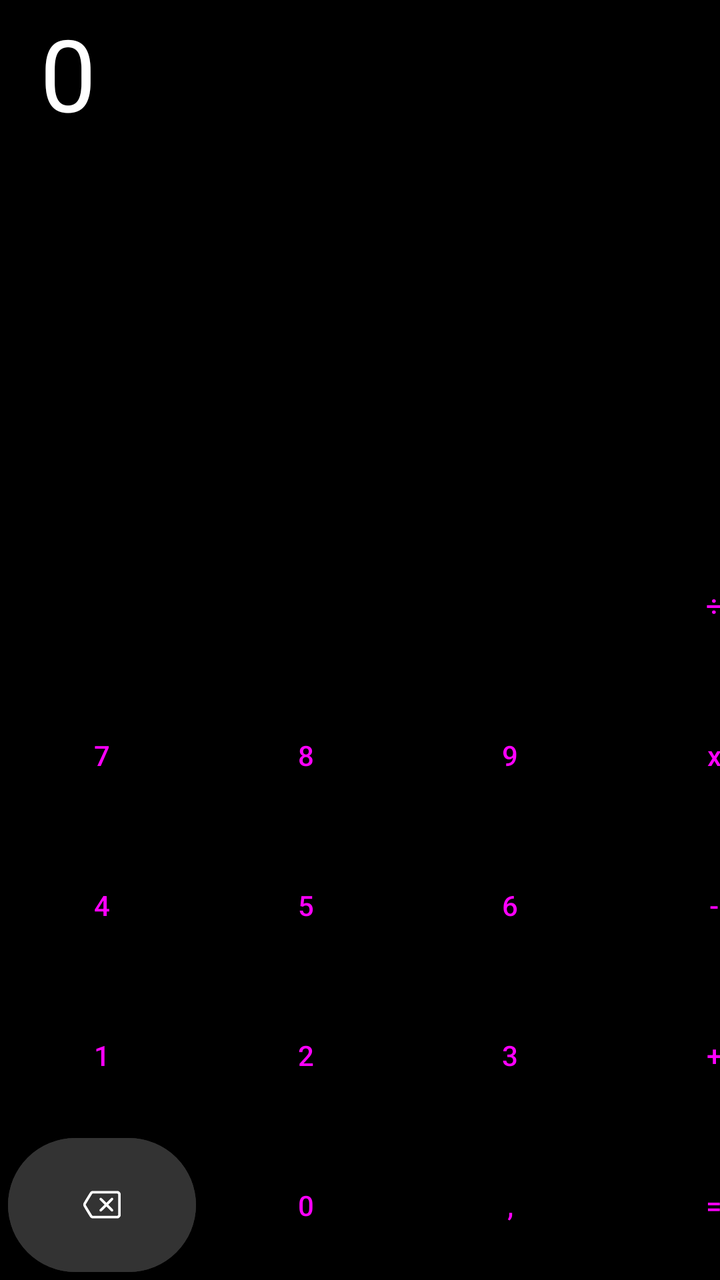
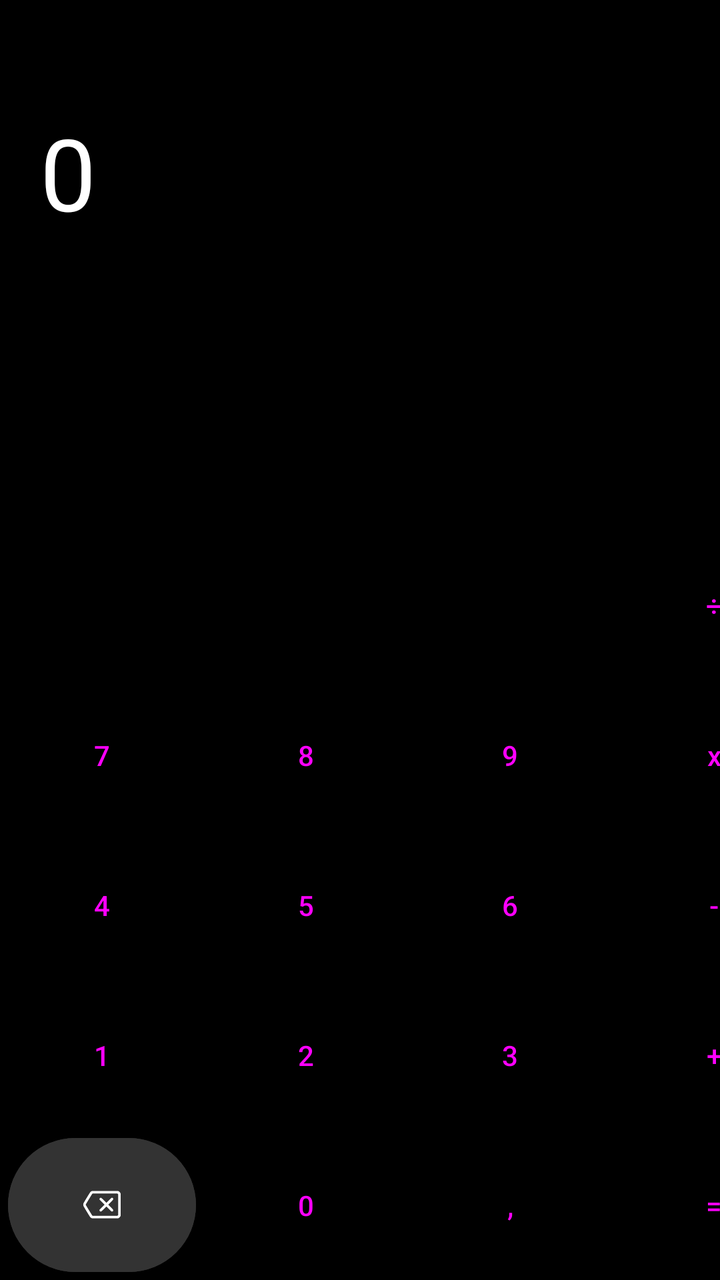

The first picture is an Android layout as it rendered before a commit; the second is the same layout after the commit. The layout source and the unified diff follow.
<!-- AndroidManifest.xml: application theme Theme.Calculadora -->
<!-- res/layout/activity_main.xml -->
<?xml version="1.0" encoding="utf-8"?>
<androidx.constraintlayout.widget.ConstraintLayout xmlns:android="http://schemas.android.com/apk/res/android"
    xmlns:app="http://schemas.android.com/apk/res-auto"
    xmlns:tools="http://schemas.android.com/tools"
    android:id="@+id/main"
    android:layout_width="match_parent"
    android:layout_height="match_parent"
    android:background="#000000"
    tools:context=".MainActivity">

    <TableLayout
        android:id="@+id/myTableLayout"
        android:layout_width="match_parent"
        android:layout_height="wrap_content"
        app:layout_constraintBottom_toBottomOf="parent"
        app:layout_constraintStart_toStartOf="parent"
        app:layout_constraintEnd_toEndOf="parent">
        <TableRow
            android:layout_width="match_parent"
            android:layout_height="match_parent">
            <Button
                android:id="@+id/buttonLimpiar"
                android:layout_width="102dp"
                android:layout_height="75dp"
                style="@style/Widget.Material3.Button.IconButton.Filled"
                android:backgroundTint="#A6A6A6"  android:textColor="#000000"
                android:text="AC" />
            <Button
                android:id="@+id/buttonNegativo"
                android:layout_width="102dp"
                android:layout_height="75dp"
                style="@style/Widget.Material3.Button.IconButton.Filled"
                android:backgroundTint="#A6A6A6"  android:textColor="#000000"
                android:text="+/-" />
            <Button
                android:id="@+id/buttonPorcentaje"
                android:layout_width="102dp"
                android:layout_height="75dp"
                style="@style/Widget.Material3.Button.IconButton.Filled"
                android:backgroundTint="#A6A6A6"  android:textColor="#000000"
                android:text="%" />
            <Button
                android:id="@+id/buttonDividir"
                android:layout_width="102dp"
                android:layout_height="75dp"
                style="@style/Widget.Material3.Button.IconButton.Filled"
                android:backgroundTint="#FF9500"  android:text="÷" />
        </TableRow>

        <TableRow
            android:layout_width="match_parent"
            android:layout_height="match_parent">
            <Button
                android:id="@+id/button7"
                android:layout_width="102dp"
                android:layout_height="75dp"
                android:backgroundTint="#333333"  style="@style/Widget.Material3.Button.IconButton.Filled"
                android:text="7" />
            <Button
                android:id="@+id/button8"
                android:layout_width="102dp"
                android:layout_height="75dp"
                style="@style/Widget.Material3.Button.IconButton.Filled"
                android:backgroundTint="#333333"  android:text="8" />

            <Button
                android:id="@+id/button9"
                android:layout_width="102dp"
                android:layout_height="75dp"
                style="@style/Widget.Material3.Button.IconButton.Filled"
                android:backgroundTint="#333333"  android:text="9" />

            <Button
                android:id="@+id/buttonMultiplicar"
                android:layout_width="102dp"
                android:layout_height="75dp"
                style="@style/Widget.Material3.Button.IconButton.Filled"
                android:backgroundTint="#FF9500"  android:text="x" />
        </TableRow>

        <TableRow
            android:layout_width="match_parent"
            android:layout_height="match_parent">
            <Button
                android:id="@+id/button4"
                android:layout_width="102dp"
                android:layout_height="75dp"
                style="@style/Widget.Material3.Button.IconButton.Filled"
                android:backgroundTint="#333333"  android:text="4" />
            <Button
                android:id="@+id/button5"
                android:layout_width="102dp"
                android:layout_height="75dp"
                style="@style/Widget.Material3.Button.IconButton.Filled"
                android:backgroundTint="#333333"  android:text="5" />

            <Button
                android:id="@+id/button6"
                android:layout_width="102dp"
                android:layout_height="75dp"
                style="@style/Widget.Material3.Button.IconButton.Filled"
                android:backgroundTint="#333333"  android:text="6" />

            <Button
                android:id="@+id/buttonResta"
                android:layout_width="102dp"
                android:layout_height="75dp"
                style="@style/Widget.Material3.Button.IconButton.Filled"
                android:backgroundTint="#FF9500"  android:text="-" />
        </TableRow>

        <TableRow
            android:layout_width="match_parent"
            android:layout_height="match_parent">
            <Button
                android:id="@+id/button1"
                android:layout_width="102dp"
                android:layout_height="75dp"
                style="@style/Widget.Material3.Button.IconButton.Filled"
                android:backgroundTint="#333333"  android:text="1" />
            <Button
                android:id="@+id/button2"
                android:layout_width="102dp"
                android:layout_height="75dp"
                style="@style/Widget.Material3.Button.IconButton.Filled"
                android:backgroundTint="#333333"  android:text="2" />

            <Button
                android:id="@+id/button3"
                android:layout_width="102dp"
                android:layout_height="75dp"
                style="@style/Widget.Material3.Button.IconButton.Filled"
                android:backgroundTint="#333333"  android:text="3" />

            <Button
                android:id="@+id/buttonSuma"
                android:layout_width="102dp"
                android:layout_height="75dp"
                style="@style/Widget.Material3.Button.IconButton.Filled"
                android:backgroundTint="#FF9500"  android:text="+" />
        </TableRow>

        <TableRow
            android:layout_width="match_parent"
            android:layout_height="match_parent">
            <com.google.android.material.button.MaterialButton
                android:id="@+id/buttonBorrar"
                android:layout_width="102dp"
                android:layout_height="75dp"
                style="@style/Widget.Material3.Button.IconButton.Filled"
                android:backgroundTint="#333333"  app:icon="@drawable/borrar_ic"
                app:iconTint="@color/white"
                app:iconGravity="textStart">
            </com.google.android.material.button.MaterialButton>


            <Button
                android:id="@+id/button0"
                android:layout_width="102dp"
                android:layout_height="75dp"
                style="@style/Widget.Material3.Button.IconButton.Filled"
                android:backgroundTint="#333333"  android:text="0" />

            <Button
                android:id="@+id/buttonComa"
                android:layout_width="102dp"
                android:layout_height="75dp"
                style="@style/Widget.Material3.Button.IconButton.Filled"
                android:backgroundTint="#333333"  android:text="," />

            <Button
                android:id="@+id/buttonIgual"
                android:layout_width="102dp"
                android:layout_height="75dp"
                style="@style/Widget.Material3.Button.IconButton.Filled"
                android:backgroundTint="#FF9500"  android:text="=" />
        </TableRow>

    </TableLayout>

    <TextView
        android:id="@+id/textResultado"
        android:layout_width="match_parent"
        android:layout_height="300dp"
        android:padding="20dp"
        android:text="0"
        android:textColor="#FFFFFF"
        android:textSize="50sp"
        app:layout_constraintBottom_toTopOf="@id/myTableLayout"
        app:layout_constraintEnd_toEndOf="parent"
        app:layout_constraintHorizontal_bias="0.95"
        app:layout_constraintStart_toStartOf="parent"
        app:layout_constraintTop_toTopOf="parent">

    </TextView>


</androidx.constraintlayout.widget.ConstraintLayout>
<!-- resources referenced by this layout -->
<resources>
  <color name="white">#FFFFFFFF</color>
  <!-- drawable borrar_ic (drawable) -->
  <vector xmlns:android="http://schemas.android.com/apk/res/android"
      android:width="512dp"
      android:height="512dp"
      android:viewportWidth="512"
      android:viewportHeight="512">
    <path
        android:pathData="M126.8,81.9c-7.3,2.4 -14,6.6 -20,12.8 -6.5,6.7 -86.4,138.4 -89,146.8 -2.6,8.1 -2.6,21 0,29.1 2.4,7.9 81.5,138.6 88.2,145.8 6.1,6.6 14.6,12 22.2,14 5.8,1.6 19.9,1.7 169.3,1.4l163,-0.3 7.8,-3.7c10.5,-5 18.5,-13 23.5,-23.5l3.7,-7.8 0,-140.6 0,-140.6 -4.2,-8.4c-5.3,-10.7 -12.2,-17.5 -23,-22.7l-7.8,-3.7 -164,-0.2c-156.8,-0.2 -164.3,-0.1 -169.7,1.6zM450.4,113c4.9,1.1 8.5,3.7 11.1,8.1 2,3.4 2,5.2 2,134.9 0,130.9 0,131.5 -2.1,135 -2.8,4.8 -7.5,7.8 -13.7,8.5 -2.9,0.3 -73.6,0.5 -157.2,0.3 -166.6,-0.3 -154.6,0.1 -160.1,-6 -1.8,-1.9 -76.8,-124.9 -80.3,-131.5 -1.4,-2.8 -1.4,-9.8 0,-12.6 3.5,-6.6 78.5,-129.6 80.3,-131.5 2.5,-2.8 5.1,-4.3 9.1,-5.3 4.5,-1 306.3,-1 310.9,0.1z"
        android:fillColor="#000000"
        android:strokeColor="#00000000"/>
    <path
        android:pathData="M232.2,169.7c-6.3,3.1 -9.3,10.4 -7.8,19 0.7,3.3 4.7,7.8 32.4,35.6l31.7,31.7 -31.2,31.3c-17.1,17.1 -31.6,32.2 -32.2,33.4 -1.8,3.6 -1.3,12.4 0.9,16.1 3.9,6.4 12.9,9.1 20.7,6.2 1.5,-0.6 16.9,-15.1 34.1,-32.3l31.2,-31.2 31.3,31.2c17.1,17.2 32.5,31.7 34,32.3 7.4,2.7 16.4,0.1 20.4,-5.9 2.6,-3.8 3.2,-12.5 1.2,-16.4 -0.6,-1.2 -15.1,-16.3 -32.2,-33.5l-31.2,-31.2 31.2,-31.3c17.1,-17.1 31.6,-32.2 32.2,-33.4 0.6,-1.2 1.1,-4.6 1.1,-7.5 0,-9.7 -6.1,-15.8 -15.8,-15.8 -2.9,-0 -6.3,0.5 -7.5,1.1 -1.2,0.6 -16.3,15.1 -33.4,32.2l-31.3,31.2 -31.2,-31.2c-17.2,-17.2 -32.6,-31.7 -34.1,-32.3 -4.1,-1.5 -10.7,-1.2 -14.5,0.7z"
        android:fillColor="#000000"
        android:strokeColor="#00000000"/>
  </vector>
  <style name="Theme.Calculadora" parent="Base.Theme.Calculadora" />
  <style name="Base.Theme.Calculadora" parent="Theme.Material3.DayNight.NoActionBar">
          
          
      </style>
</resources>

<!-- the commit's change to res/layout/activity_main.xml (unified diff, before → after) -->
@@ -181,7 +181,7 @@
     <TextView
         android:id="@+id/textResultado"
         android:layout_width="match_parent"
-        android:layout_height="300dp"
+        android:layout_height="200dp"
         android:padding="20dp"
         android:text="0"
         android:textColor="#FFFFFF"
